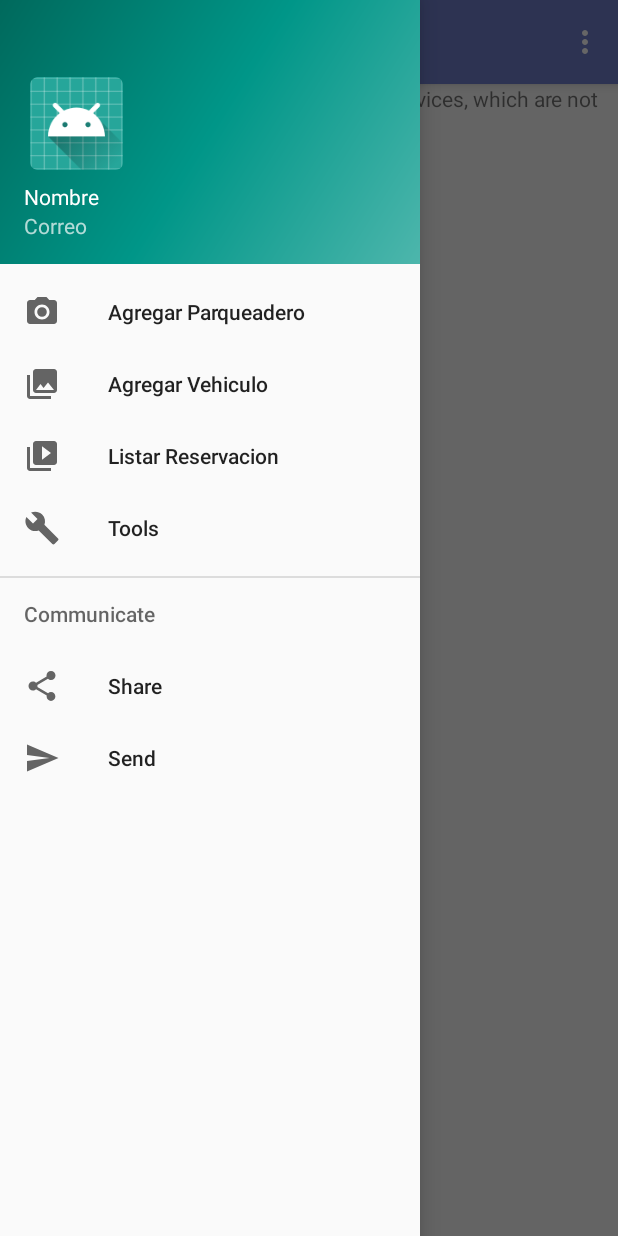
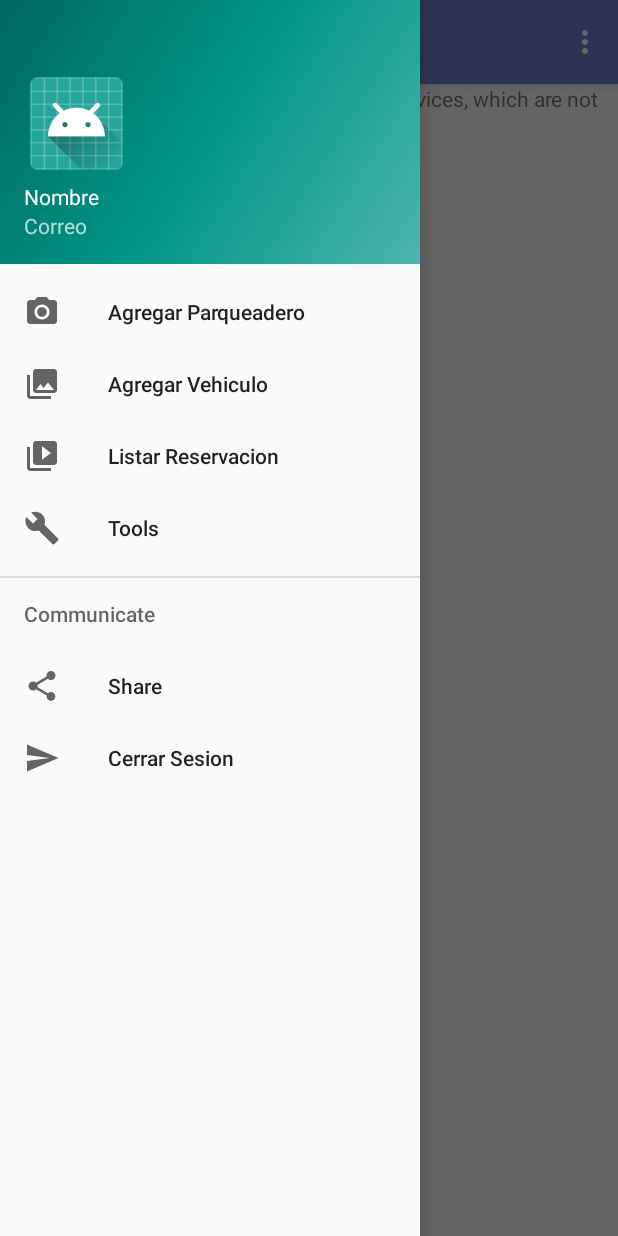
Before and after one commit to Darogel/proyectoParqueo, an Android app: the screen it shows after launch (MapsActivity), with the side drawer open, on a phone screen of 412 x 824 dp. Run offline under Robolectric (Android 15) with nearby library versions, the phone set to English and light mode, and no system bars; our stand-ins replace Firebase (no records; nobody signed in at launch, a user with empty details on screens opened directly), Picasso, Volley; libraries missing offline, so code that uses them is left out: com.facebook, com.facebook.login; pictures from the network do not load.

Commit message:
Corregido error al ejecutar

```diff
--- a/resParking/app/src/main/AndroidManifest.xml
+++ b/resParking/app/src/main/AndroidManifest.xml
@@ -69,7 +69,6 @@
         <activity android:name=".AdministradorActivity"/>
         <activity android:name=".ListarReservacionP" />
         <activity android:name=".ListarReservacionU"/>
-        <activity android:name=".ListarReservacionE"/>
         <activity android:name=".IngresarVehiculo"/>
     </application>
 
--- a/resParking/app/src/main/java/com/aplicaciones/resparking/ReservacionAdd.java
+++ b/resParking/app/src/main/java/com/aplicaciones/resparking/ReservacionAdd.java
@@ -32,6 +32,7 @@ import com.aplicaciones.resparking.controlador.ws.Conexion;
 import com.aplicaciones.resparking.controlador.ws.VolleyPeticion;
 import com.aplicaciones.resparking.controlador.ws.VolleyProcesadorResultado;
 import com.aplicaciones.resparking.controlador.ws.VolleyTiposError;
+import com.aplicaciones.resparking.modelo.ListarReservacionE;
 import com.aplicaciones.resparking.modelo.Plaza;
 import com.aplicaciones.resparking.modelo.Reservacion;
 import com.aplicaciones.resparking.modelo.Vehiculo;
--- a/resParking/app/src/main/res/menu/activity_menu_drawer.xml
+++ b/resParking/app/src/main/res/menu/activity_menu_drawer.xml
@@ -31,7 +31,7 @@
             <item
                 android:id="@+id/nav_logOut"
                 android:icon="@drawable/ic_menu_send"
-                android:title="Send" />
+                android:title="Cerrar Sesion" />
         </menu>
     </item>
 
```
Also changed, not shown: resParking/app/src/main/java/com/aplicaciones/resparking/modelo/ListarReservacionE.java (renamed from resParking/app/src/main/java/com/aplicaciones/resparking/ListarReservacionE.java, +4 -14 lines).
